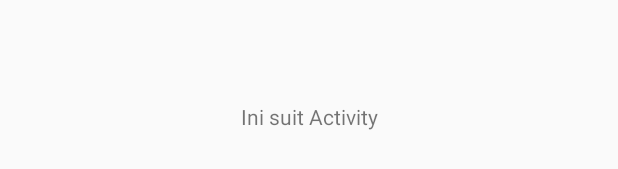
After one commit to mjafarshidik/Chapter-3-Binar-Bootcamp-Code-Challenge, an Android app: the layout activity_suit.xml on its own in the app's theme, with its tools: preview values and no code run, on a phone screen of 412 x 824 dp. The commit adds this screen. Shown: the part 502-671 px from the top of the screen. Run offline under Robolectric (Android 15) with nearby library versions, the phone set to English and light mode, and no system bars.

Commit message:
Implement main activity

```diff
--- a/app/src/main/AndroidManifest.xml
+++ b/app/src/main/AndroidManifest.xml
@@ -10,10 +10,14 @@
         android:supportsRtl="true"
         android:theme="@style/Theme.SuitGame">
         <activity
+            android:name=".SuitActivity"
+            android:exported="false" />
+        <activity
             android:name=".SplashScreenActivity"
             android:exported="true">
             <intent-filter>
                 <action android:name="android.intent.action.MAIN" />
+
                 <category android:name="android.intent.category.LAUNCHER" />
             </intent-filter>
         </activity>
--- a/app/src/main/res/layout/activity_main.xml
+++ b/app/src/main/res/layout/activity_main.xml
@@ -9,7 +9,7 @@
 
 
     <Button
-        android:id="@+id/button"
+        android:id="@+id/btnStart"
         android:layout_width="0dp"
         android:layout_height="wrap_content"
         android:layout_marginStart="32dp"
--- /dev/null
+++ b/app/src/main/res/layout/activity_suit.xml
@@ -0,0 +1,18 @@
+<?xml version="1.0" encoding="utf-8"?>
+<androidx.constraintlayout.widget.ConstraintLayout xmlns:android="http://schemas.android.com/apk/res/android"
+    xmlns:app="http://schemas.android.com/apk/res-auto"
+    xmlns:tools="http://schemas.android.com/tools"
+    android:layout_width="match_parent"
+    android:layout_height="match_parent"
+    tools:context=".SuitActivity">
+
+    <TextView
+        android:id="@+id/textView3"
+        android:layout_width="wrap_content"
+        android:layout_height="wrap_content"
+        android:text="@string/ini_suit_activity"
+        app:layout_constraintBottom_toBottomOf="parent"
+        app:layout_constraintEnd_toEndOf="parent"
+        app:layout_constraintStart_toStartOf="parent"
+        app:layout_constraintTop_toTopOf="parent" />
+</androidx.constraintlayout.widget.ConstraintLayout>
--- a/app/src/main/res/values/strings.xml
+++ b/app/src/main/res/values/strings.xml
@@ -5,4 +5,5 @@
     <string name="suit_game">Suit\nGame</string>
     <string name="goal">Built for the Binar Bootcamp code challenge</string>
     <string name="start_illustration">Start Illustration</string>
+    <string name="ini_suit_activity">Ini suit Activity</string>
 </resources>
```
Also changed, not shown: app/src/main/java/com/mjafarshidik/suitgame/MainActivity.kt (+16 -1 lines), app/src/main/java/com/mjafarshidik/suitgame/SuitActivity.kt (added, +11 -0 lines).
